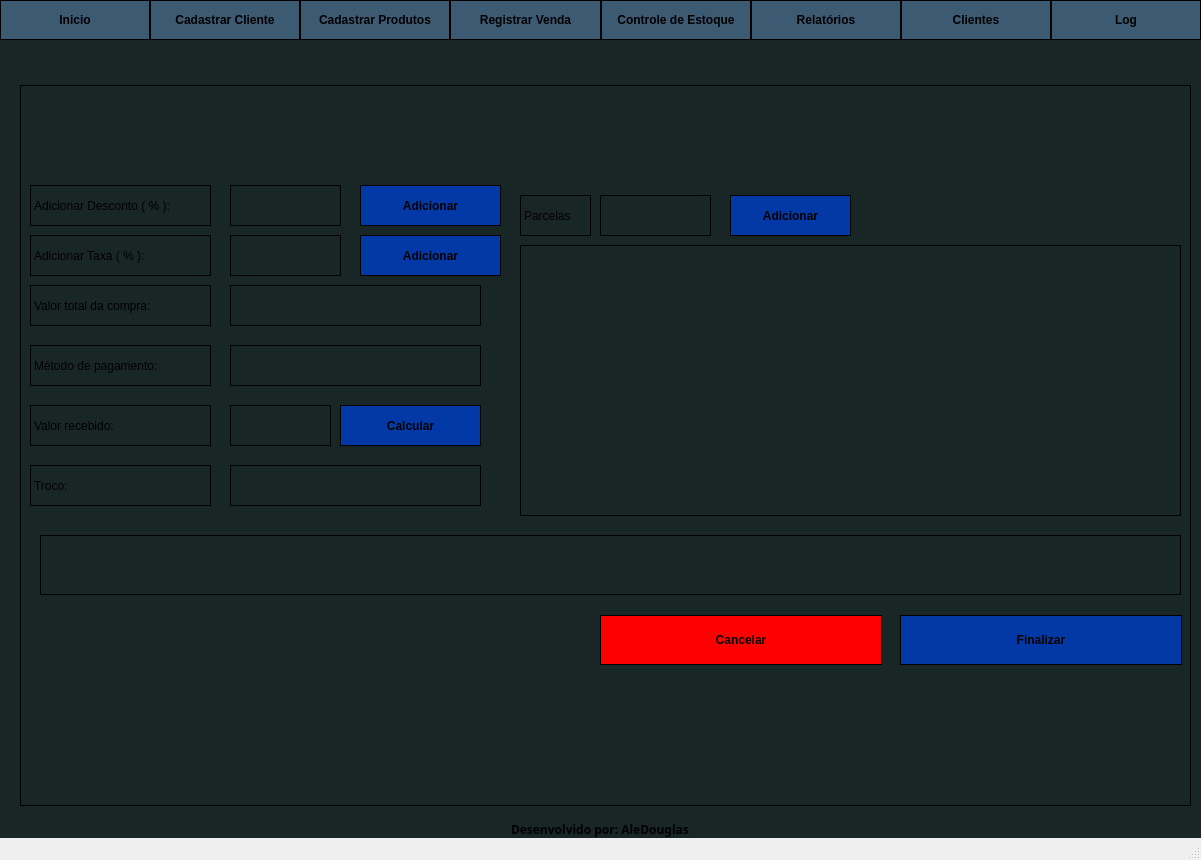
Before: the Qt Designer form app/app.ui in AleDouglas/sell-easer, drawn with Qt 5.
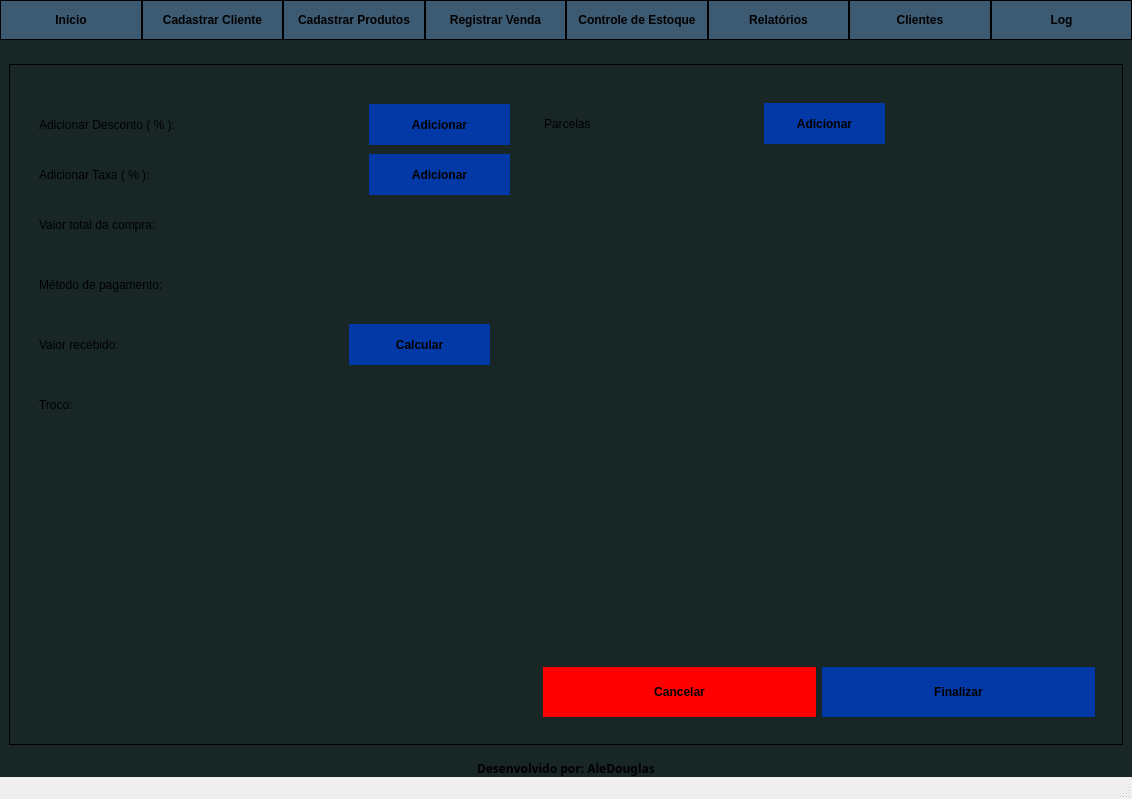
After: the same form once the commit is applied. Icons and pictures are not drawn.

Commit message: Adicionando novas demenções ao finalizar compra

What changed in the file:
```diff
--- a/app/app.ui
+++ b/app/app.ui
@@ -6,8 +6,8 @@
    <rect>
     <x>0</x>
     <y>0</y>
-    <width>1201</width>
-    <height>860</height>
+    <width>1132</width>
+    <height>799</height>
    </rect>
   </property>
   <property name="windowTitle">
@@ -1758,401 +1758,473 @@
        </layout>
       </widget>
       <widget class="QWidget" name="finish_payment">
-       <widget class="QFrame" name="frame_20">
-        <property name="geometry">
-         <rect>
-          <x>20</x>
-          <y>30</y>
-          <width>1171</width>
-          <height>721</height>
-         </rect>
-        </property>
-        <property name="styleSheet">
-         <string notr="true">border: 1px solid black;</string>
-        </property>
-        <property name="frameShape">
-         <enum>QFrame::StyledPanel</enum>
-        </property>
-        <property name="frameShadow">
-         <enum>QFrame::Raised</enum>
-        </property>
-        <widget class="QLabel" name="label_valor_total_compra">
-         <property name="geometry">
-          <rect>
-           <x>10</x>
-           <y>200</y>
-           <width>181</width>
-           <height>41</height>
-          </rect>
-         </property>
-         <property name="text">
-          <string>Valor total da compra:</string>
-         </property>
-        </widget>
-        <widget class="QLabel" name="label_metodo_pagamento">
-         <property name="geometry">
-          <rect>
-           <x>10</x>
-           <y>260</y>
-           <width>181</width>
-           <height>41</height>
-          </rect>
-         </property>
-         <property name="text">
-          <string>Método de pagamento:</string>
-         </property>
-        </widget>
-        <widget class="QLabel" name="label_troco">
-         <property name="geometry">
-          <rect>
-           <x>10</x>
-           <y>380</y>
-           <width>181</width>
-           <height>41</height>
-          </rect>
-         </property>
-         <property name="text">
-          <string>Troco:</string>
-         </property>
-        </widget>
-        <widget class="QLabel" name="label_parcelas">
-         <property name="geometry">
-          <rect>
-           <x>500</x>
-           <y>110</y>
-           <width>71</width>
-           <height>41</height>
-          </rect>
-         </property>
-         <property name="text">
-          <string>Parcelas</string>
-         </property>
-        </widget>
-        <widget class="QTableView" name="table_parcelas">
-         <property name="geometry">
-          <rect>
-           <x>500</x>
-           <y>160</y>
-           <width>661</width>
-           <height>271</height>
-          </rect>
-         </property>
-         <property name="selectionBehavior">
-          <enum>QAbstractItemView::SelectRows</enum>
-         </property>
-         <attribute name="verticalHeaderVisible">
-          <bool>false</bool>
-         </attribute>
-         <attribute name="verticalHeaderHighlightSections">
-          <bool>false</bool>
-         </attribute>
-        </widget>
-        <widget class="QLabel" name="label_valor_total_3">
-         <property name="geometry">
-          <rect>
-           <x>210</x>
-           <y>200</y>
-           <width>251</width>
-           <height>41</height>
-          </rect>
-         </property>
-         <property name="text">
-          <string/>
-         </property>
-        </widget>
-        <widget class="QLabel" name="label_metodo_pagamento_2">
-         <property name="geometry">
-          <rect>
-           <x>210</x>
-           <y>260</y>
-           <width>251</width>
-           <height>41</height>
-          </rect>
-         </property>
-         <property name="text">
-          <string/>
-         </property>
-        </widget>
-        <widget class="QLabel" name="label_result_troco">
-         <property name="geometry">
-          <rect>
-           <x>210</x>
-           <y>380</y>
-           <width>251</width>
-           <height>41</height>
-          </rect>
-         </property>
-         <property name="text">
-          <string/>
-         </property>
-        </widget>
-        <widget class="QLabel" name="label_valor_recebido">
-         <property name="geometry">
-          <rect>
-           <x>10</x>
-           <y>320</y>
-           <width>181</width>
-           <height>41</height>
-          </rect>
-         </property>
-         <property name="text">
-          <string>Valor recebido:</string>
-         </property>
-        </widget>
-        <widget class="QLabel" name="label_adicionar_taxa">
-         <property name="geometry">
-          <rect>
-           <x>10</x>
-           <y>150</y>
-           <width>181</width>
-           <height>41</height>
-          </rect>
-         </property>
-         <property name="text">
-          <string>Adicionar Taxa ( % ):</string>
-         </property>
-        </widget>
-        <widget class="QLineEdit" name="lineEdit_adicionar_taxa">
-         <property name="geometry">
-          <rect>
-           <x>210</x>
-           <y>150</y>
-           <width>111</width>
-           <height>41</height>
-          </rect>
-         </property>
-        </widget>
-        <widget class="QLineEdit" name="lineEdit_valor_recebido">
-         <property name="geometry">
-          <rect>
-           <x>210</x>
-           <y>320</y>
-           <width>101</width>
-           <height>41</height>
-          </rect>
-         </property>
-        </widget>
-        <widget class="QPushButton" name="btn_finalizar_venda_2">
-         <property name="geometry">
-          <rect>
-           <x>880</x>
-           <y>530</y>
-           <width>282</width>
-           <height>50</height>
-          </rect>
-         </property>
-         <property name="minimumSize">
-          <size>
-           <width>0</width>
-           <height>50</height>
-          </size>
-         </property>
-         <property name="styleSheet">
-          <string notr="true">background: #0339A6;
+       <layout class="QHBoxLayout" name="horizontalLayout_13">
+        <item>
+         <widget class="QFrame" name="frame_20">
+          <property name="styleSheet">
+           <string notr="true">border: 1px solid black;</string>
+          </property>
+          <property name="frameShape">
+           <enum>QFrame::StyledPanel</enum>
+          </property>
+          <property name="frameShadow">
+           <enum>QFrame::Raised</enum>
+          </property>
+          <layout class="QHBoxLayout" name="horizontalLayout_14">
+           <item>
+            <widget class="QFrame" name="frame_29">
+             <property name="minimumSize">
+              <size>
+               <width>500</width>
+               <height>0</height>
+              </size>
+             </property>
+             <property name="maximumSize">
+              <size>
+               <width>500</width>
+               <height>16777215</height>
+              </size>
+             </property>
+             <property name="styleSheet">
+              <string notr="true">border: 0;</string>
+             </property>
+             <property name="frameShape">
+              <enum>QFrame::StyledPanel</enum>
+             </property>
+             <property name="frameShadow">
+              <enum>QFrame::Raised</enum>
+             </property>
+             <widget class="QPushButton" name="btn_calc_troco">
+              <property name="geometry">
+               <rect>
+                <x>330</x>
+                <y>250</y>
+                <width>141</width>
+                <height>41</height>
+               </rect>
+              </property>
+              <property name="minimumSize">
+               <size>
+                <width>0</width>
+                <height>41</height>
+               </size>
+              </property>
+              <property name="maximumSize">
+               <size>
+                <width>16777215</width>
+                <height>41</height>
+               </size>
+              </property>
+              <property name="styleSheet">
+               <string notr="true">background: #0339A6;
 font-weight: bold;</string>
-         </property>
-         <property name="text">
-          <string>Finalizar</string>
-         </property>
-        </widget>
-        <widget class="QPushButton" name="btn_add_taxa">
-         <property name="geometry">
-          <rect>
-           <x>340</x>
-           <y>150</y>
-           <width>141</width>
-           <height>41</height>
-          </rect>
-         </property>
-         <property name="minimumSize">
-          <size>
-           <width>0</width>
-           <height>41</height>
-          </size>
-         </property>
-         <property name="maximumSize">
-          <size>
-           <width>16777215</width>
-           <height>41</height>
-          </size>
-         </property>
-         <property name="styleSheet">
-          <string notr="true">background: #0339A6;
+              </property>
+              <property name="text">
+               <string>Calcular</string>
+              </property>
+             </widget>
+             <widget class="QLineEdit" name="lineEdit_valor_recebido">
+              <property name="geometry">
+               <rect>
+                <x>220</x>
+                <y>250</y>
+                <width>101</width>
+                <height>41</height>
+               </rect>
+              </property>
+             </widget>
+             <widget class="QLineEdit" name="lineEdit_adicionar_taxa">
+              <property name="geometry">
+               <rect>
+                <x>220</x>
+                <y>80</y>
+                <width>111</width>
+                <height>41</height>
+               </rect>
+              </property>
+             </widget>
+             <widget class="QLabel" name="label_valor_total_3">
+              <property name="geometry">
+               <rect>
+                <x>220</x>
+                <y>130</y>
+                <width>251</width>
+                <height>41</height>
+               </rect>
+              </property>
+              <property name="text">
+               <string/>
+              </property>
+             </widget>
+             <widget class="QPushButton" name="btn_add_desconto">
+              <property name="geometry">
+               <rect>
+                <x>350</x>
+                <y>30</y>
+                <width>141</width>
+                <height>41</height>
+               </rect>
+              </property>
+              <property name="minimumSize">
+               <size>
+                <width>0</width>
+                <height>41</height>
+               </size>
+              </property>
+              <property name="maximumSize">
+               <size>
+                <width>16777215</width>
+                <height>41</height>
+               </size>
+              </property>
+              <property name="styleSheet">
+               <string notr="true">background: #0339A6;
 font-weight: bold;</string>
-         </property>
-         <property name="text">
-          <string>Adicionar</string>
-         </property>
-        </widget>
-        <widget class="QLineEdit" name="lineEdit_adicionar_parcelas">
-         <property name="geometry">
-          <rect>
-           <x>580</x>
-           <y>110</y>
-           <width>111</width>
-           <height>41</height>
-          </rect>
-         </property>
-        </widget>
-        <widget class="QPushButton" name="btn_add_parcela">
-         <property name="geometry">
-          <rect>
-           <x>710</x>
-           <y>110</y>
-           <width>121</width>
-           <height>41</height>
-          </rect>
-         </property>
-         <property name="minimumSize">
-          <size>
-           <width>0</width>
-           <height>41</height>
-          </size>
-         </property>
-         <property name="maximumSize">
-          <size>
-           <width>16777215</width>
-           <height>41</height>
-          </size>
-         </property>
-         <property name="styleSheet">
-          <string notr="true">background: #0339A6;
+              </property>
+              <property name="text">
+               <string>Adicionar</string>
+              </property>
+             </widget>
+             <widget class="QLabel" name="label_metodo_pagamento">
+              <property name="geometry">
+               <rect>
+                <x>20</x>
+                <y>190</y>
+                <width>181</width>
+                <height>41</height>
+               </rect>
+              </property>
+              <property name="text">
+               <string>Método de pagamento:</string>
+              </property>
+             </widget>
+             <widget class="QLabel" name="label_adicionar_taxa">
+              <property name="geometry">
+               <rect>
+                <x>20</x>
+                <y>80</y>
+                <width>181</width>
+                <height>41</height>
+               </rect>
+              </property>
+              <property name="text">
+               <string>Adicionar Taxa ( % ):</string>
+              </property>
+             </widget>
+             <widget class="QPushButton" name="btn_add_taxa">
+              <property name="geometry">
+               <rect>
+                <x>350</x>
+                <y>80</y>
+                <width>141</width>
+                <height>41</height>
+               </rect>
+              </property>
+              <property name="minimumSize">
+               <size>
+                <width>0</width>
+                <height>41</height>
+               </size>
+              </property>
+              <property name="maximumSize">
+               <size>
+                <width>16777215</width>
+                <height>41</height>
+               </size>
+              </property>
+              <property name="styleSheet">
+               <string notr="true">background: #0339A6;
 font-weight: bold;</string>
-         </property>
-         <property name="text">
-          <string>Adicionar</string>
-         </property>
-        </widget>
-        <widget class="QPushButton" name="btn_calc_troco">
-         <property name="geometry">
-          <rect>
-           <x>320</x>
-           <y>320</y>
-           <width>141</width>
-           <height>41</height>
-          </rect>
-         </property>
-         <property name="minimumSize">
-          <size>
-           <width>0</width>
-           <height>41</height>
-          </size>
-         </property>
-         <property name="maximumSize">
-          <size>
-           <width>16777215</width>
-           <height>41</height>
-          </size>
-         </property>
-         <property name="styleSheet">
-          <string notr="true">background: #0339A6;
-font-weight: bold;</string>
-         </property>
-         <property name="text">
-          <string>Calcular</string>
-         </property>
-        </widget>
-        <widget class="QLabel" name="error_registrar_venda_2">
-         <property name="geometry">
-          <rect>
-           <x>20</x>
-           <y>450</y>
-           <width>1141</width>
-           <height>60</height>
-          </rect>
-         </property>
-         <property name="minimumSize">
-          <size>
-           <width>0</width>
-           <height>60</height>
-          </size>
-         </property>
-         <property name="styleSheet">
-          <string notr="true">color: red;
+              </property>
+              <property name="text">
+               <string>Adicionar</string>
+              </property>
+             </widget>
+             <widget class="QLabel" name="label_adicionar_desconto">
+              <property name="geometry">
+               <rect>
+                <x>20</x>
+                <y>30</y>
+                <width>181</width>
+                <height>41</height>
+               </rect>
+              </property>
+              <property name="text">
+               <string>Adicionar Desconto ( % ):</string>
+              </property>
+             </widget>
+             <widget class="QLabel" name="label_valor_recebido">
+              <property name="geometry">
+               <rect>
+                <x>20</x>
+                <y>250</y>
+                <width>181</width>
+                <height>41</height>
+               </rect>
+              </property>
+              <property name="text">
+               <string>Valor recebido:</string>
+              </property>
+             </widget>
+             <widget class="QLabel" name="label_troco">
+              <property name="geometry">
+               <rect>
+                <x>20</x>
+                <y>310</y>
+                <width>181</width>
+                <height>41</height>
+               </rect>
+              </property>
+              <property name="text">
+               <string>Troco:</string>
+              </property>
+             </widget>
+             <widget class="QLabel" name="label_result_troco">
+              <property name="geometry">
+               <rect>
+                <x>220</x>
+                <y>310</y>
+                <width>251</width>
+                <height>41</height>
+               </rect>
+              </property>
+              <property name="text">
+               <string/>
+              </property>
+             </widget>
+             <widget class="QLabel" name="label_valor_total_compra">
+              <property name="geometry">
+               <rect>
+                <x>20</x>
+                <y>130</y>
+                <width>181</width>
+                <height>41</height>
+               </rect>
+              </property>
+              <property name="text">
+               <string>Valor total da compra:</string>
+              </property>
+             </widget>
+             <widget class="QLabel" name="label_metodo_pagamento_2">
+              <property name="geometry">
+               <rect>
+                <x>220</x>
+                <y>190</y>
+                <width>251</width>
+                <height>41</height>
+               </rect>
+              </property>
+              <property name="text">
+               <string/>
+              </property>
+             </widget>
+             <widget class="QLineEdit" name="lineEdit_adicionar_desconto">
+              <property name="geometry">
+               <rect>
+                <x>220</x>
+                <y>30</y>
+                <width>111</width>
+                <height>41</height>
+               </rect>
+              </property>
+             </widget>
+             <widget class="QLabel" name="error_registrar_venda_2">
+              <property name="geometry">
+               <rect>
+                <x>40</x>
+                <y>380</y>
+                <width>431</width>
+                <height>60</height>
+               </rect>
+              </property>
+              <property name="minimumSize">
+               <size>
+                <width>0</width>
+                <height>60</height>
+               </size>
+              </property>
+              <property name="styleSheet">
+               <string notr="true">color: red;
 font-size: 12px;
 font-weight: bold;
 </string>
-         </property>
-         <property name="text">
-          <string/>
-         </property>
-        </widget>
-        <widget class="QPushButton" name="btn_cancelar_venda_2">
-         <property name="geometry">
-          <rect>
-           <x>580</x>
-           <y>530</y>
-           <width>282</width>
-           <height>50</height>
-          </rect>
-         </property>
-         <property name="minimumSize">
-          <size>
-           <width>0</width>
-           <height>50</height>
-          </size>
-         </property>
-         <property name="styleSheet">
-          <string notr="true">background: red;
+              </property>
+              <property name="text">
+               <string/>
+              </property>
+             </widget>
+            </widget>
+           </item>
+           <item>
+            <widget class="QFrame" name="frame_30">
+             <property name="styleSheet">
+              <string notr="true">border: 0;</string>
+             </property>
+             <property name="frameShape">
+              <enum>QFrame::StyledPanel</enum>
+             </property>
+             <property name="frameShadow">
+              <enum>QFrame::Raised</enum>
+             </property>
+             <layout class="QVBoxLayout" name="verticalLayout_20">
+              <item>
+               <widget class="QFrame" name="frame_33">
+                <property name="minimumSize">
+                 <size>
+                  <width>0</width>
+                  <height>75</height>
+                 </size>
+                </property>
+                <property name="maximumSize">
+                 <size>
+                  <width>16777215</width>
+                  <height>75</height>
+                 </size>
+                </property>
+                <property name="styleSheet">
+                 <string notr="true">border: 0;</string>
+                </property>
+                <property name="frameShape">
+                 <enum>QFrame::StyledPanel</enum>
+                </property>
+                <property name="frameShadow">
+                 <enum>QFrame::Raised</enum>
+                </property>
+                <widget class="QPushButton" name="btn_add_parcela">
+                 <property name="geometry">
+                  <rect>
+                   <x>230</x>
+                   <y>20</y>
+                   <width>121</width>
+                   <height>41</height>
+                  </rect>
+                 </property>
+                 <property name="minimumSize">
+                  <size>
+                   <width>0</width>
+                   <height>41</height>
+                  </size>
+                 </property>
+                 <property name="maximumSize">
+                  <size>
+                   <width>16777215</width>
+                   <height>41</height>
+                  </size>
+                 </property>
+                 <property name="styleSheet">
+                  <string notr="true">background: #0339A6;
 font-weight: bold;</string>
-         </property>
-         <property name="text">
-          <string>Cancelar</string>
-         </property>
-        </widget>
-        <widget class="QLabel" name="label_adicionar_desconto">
-         <property name="geometry">
-          <rect>
-           <x>10</x>
-           <y>100</y>
-           <width>181</width>
-           <height>41</height>
-          </rect>
-         </property>
-         <property name="text">
-          <string>Adicionar Desconto ( % ):</string>
-         </property>
-        </widget>
-        <widget class="QLineEdit" name="lineEdit_adicionar_desconto">
-         <property name="geometry">
-          <rect>
-           <x>210</x>
-           <y>100</y>
-           <width>111</width>
-           <height>41</height>
-          </rect>
-         </property>
-        </widget>
-        <widget class="QPushButton" name="btn_add_desconto">
-         <property name="geometry">
-          <rect>
-           <x>340</x>
-           <y>100</y>
-           <width>141</width>
-           <height>41</height>
-          </rect>
-         </property>
-         <property name="minimumSize">
-          <size>
-           <width>0</width>
-           <height>41</height>
-          </size>
-         </property>
-         <property name="maximumSize">
-          <size>
-           <width>16777215</width>
-           <height>41</height>
-          </size>
-         </property>
-         <property name="styleSheet">
-          <string notr="true">background: #0339A6;
+                 </property>
+                 <property name="text">
+                  <string>Adicionar</string>
+                 </property>
+                </widget>
+                <widget class="QLineEdit" name="lineEdit_adicionar_parcelas">
+                 <property name="geometry">
+                  <rect>
+                   <x>110</x>
+                   <y>20</y>
+                   <width>111</width>
+                   <height>41</height>
+                  </rect>
+                 </property>
+                </widget>
+                <widget class="QLabel" name="label_parcelas">
+                 <property name="geometry">
+                  <rect>
+                   <x>10</x>
+                   <y>20</y>
+                   <width>71</width>
+                   <height>41</height>
+                  </rect>
+                 </property>
+                 <property name="text">
+                  <string>Parcelas</string>
+                 </property>
+                </widget>
+               </widget>
+              </item>
+              <item>
+               <widget class="QFrame" name="frame_31">
+                <property name="styleSheet">
+                 <string notr="true">border: 0;</string>
+                </property>
+                <property name="frameShape">
+                 <enum>QFrame::StyledPanel</enum>
+                </property>
+                <property name="frameShadow">
+                 <enum>QFrame::Raised</enum>
+                </property>
+                <layout class="QHBoxLayout" name="horizontalLayout_16">
+                 <item>
+                  <widget class="QTableView" name="table_parcelas">
+                   <property name="selectionBehavior">
+                    <enum>QAbstractItemView::SelectRows</enum>
+                   </property>
+                   <attribute name="verticalHeaderVisible">
+                    <bool>false</bool>
+                   </attribute>
+                   <attribute name="verticalHeaderHighlightSections">
+                    <bool>false</bool>
+                   </attribute>
+                  </widget>
+                 </item>
+                </layout>
+               </widget>
+              </item>
+              <item>
+               <widget class="QFrame" name="frame_32">
+                <property name="frameShape">
+                 <enum>QFrame::StyledPanel</enum>
+                </property>
+                <property name="frameShadow">
+                 <enum>QFrame::Raised</enum>
+                </property>
+                <layout class="QHBoxLayout" name="horizontalLayout_15">
+                 <item>
+                  <widget class="QPushButton" name="btn_cancelar_venda_2">
+                   <property name="minimumSize">
+                    <size>
+                     <width>0</width>
+                     <height>50</height>
+                    </size>
+                   </property>
+                   <property name="styleSheet">
+                    <string notr="true">background: red;
 font-weight: bold;</string>
-         </property>
-         <property name="text">
-          <string>Adicionar</string>
-         </property>
-        </widget>
-       </widget>
+                   </property>
+                   <property name="text">
+                    <string>Cancelar</string>
+                   </property>
+                  </widget>
+                 </item>
+                 <item>
+                  <widget class="QPushButton" name="btn_finalizar_venda_2">
+                   <property name="minimumSize">
+                    <size>
+                     <width>0</width>
+                     <height>50</height>
+                    </size>
+                   </property>
+                   <property name="styleSheet">
+                    <string notr="true">background: #0339A6;
+font-weight: bold;</string>
+                   </property>
+                   <property name="text">
+                    <string>Finalizar</string>
+                   </property>
+                  </widget>
+                 </item>
+                </layout>
+               </widget>
+              </item>
+             </layout>
+            </widget>
+           </item>
+          </layout>
+         </widget>
+        </item>
+       </layout>
       </widget>
       <widget class="QWidget" name="end_finish_payment">
        <layout class="QVBoxLayout" name="verticalLayout_16">
```
The commit also changes 1 other file.
